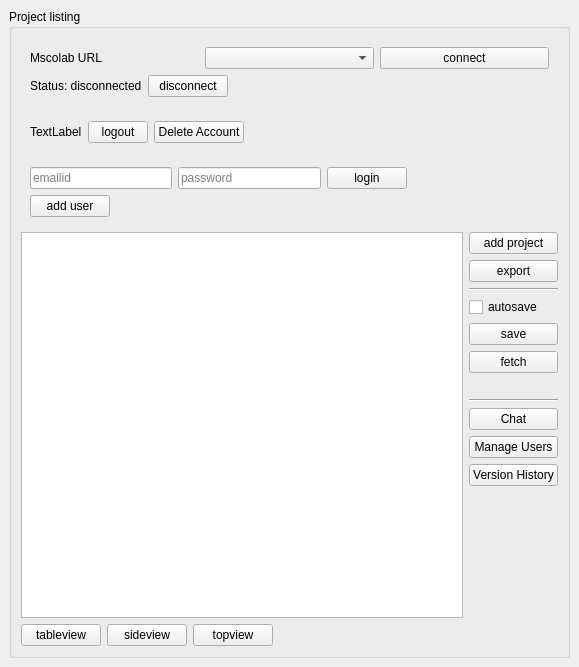
This is mslib/msui/ui/ui_mscolab_window.ui in Open-MSS/MSS as Qt 5 draws it before an edit. The edited form follows.
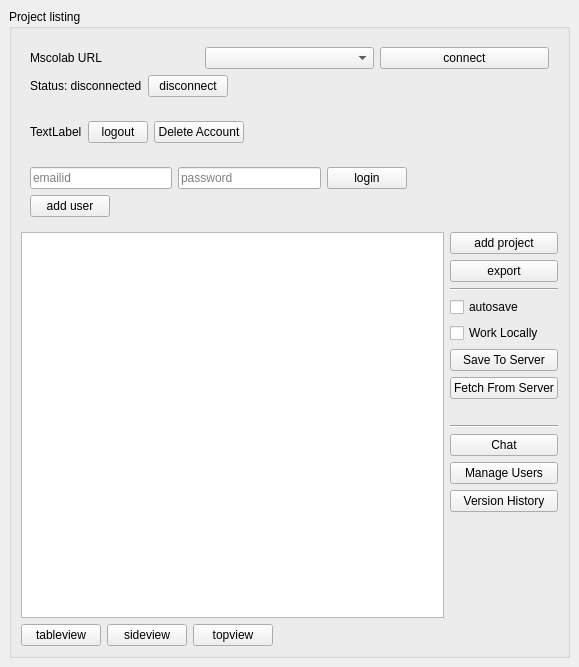
This is the edited form.

Patch:
```diff
--- a/mslib/msui/ui/ui_mscolab_window.ui
+++ b/mslib/msui/ui/ui_mscolab_window.ui
@@ -278,17 +278,24 @@
              </property>
             </widget>
            </item>
+           <item>
+            <widget class="QCheckBox" name="workLocallyCheckBox">
+             <property name="text">
+              <string>Work Locally</string>
+             </property>
+            </widget>
+           </item>
            <item>
             <widget class="QPushButton" name="save_ft">
              <property name="text">
-              <string>save</string>
+              <string>Save To Server</string>
              </property>
             </widget>
            </item>
            <item>
             <widget class="QPushButton" name="fetch_ft">
              <property name="text">
-              <string>fetch</string>
+              <string>Fetch From Server</string>
              </property>
             </widget>
            </item>
```
